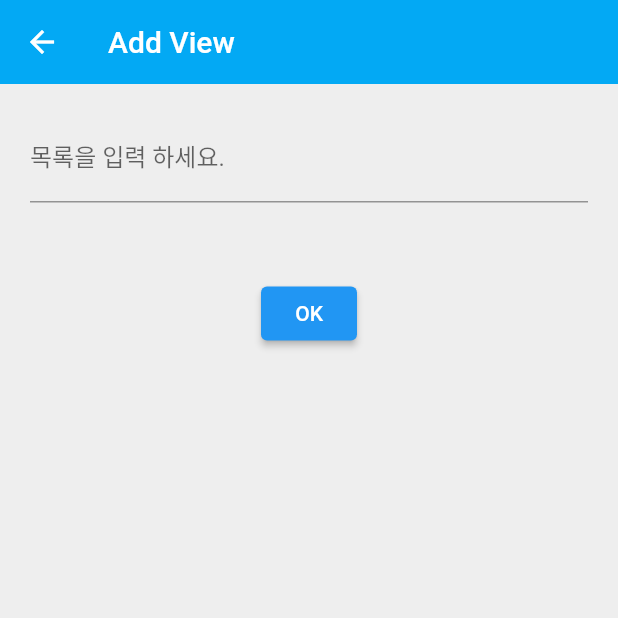
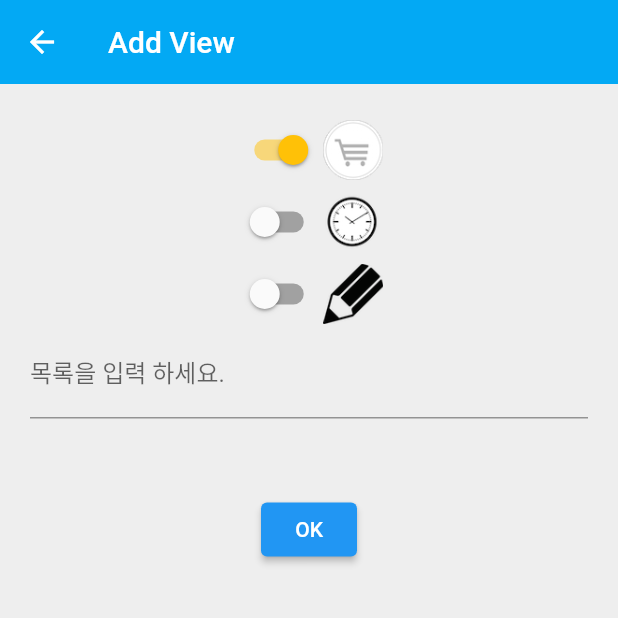
Before and after one commit to monargent0/Flutter, a Flutter app: the InsertList screen opened by its route, on a phone screen of 412 x 824 dp, the top half of it. Run offline on Flutter 3.47's test engine with Material 2 defaults, Android fonts, the phone set to English and light mode, and no system bars; missing offline and left inert: simple_gesture_detector.

Commit message:
버그 수정

```diff
--- a/listview_todo_app/lib/model/warehouse.dart
+++ b/listview_todo_app/lib/model/warehouse.dart
@@ -1,6 +1,9 @@
+import 'package:listview_todo_app/model/todo_list.dart';
+
 class WareHouse{
   static String workList = '';
   static String imagePath = '';
+  static bool action = false;
 
   // 투두 리스트에 저장하는 방법
   static dynamic todolist;
--- a/listview_todo_app/lib/view/insert_list.dart
+++ b/listview_todo_app/lib/view/insert_list.dart
@@ -1,6 +1,7 @@
 import 'package:flutter/material.dart';
 import 'package:flutter/src/foundation/key.dart';
 import 'package:flutter/src/widgets/framework.dart';
+import 'package:listview_todo_app/model/todo_list.dart';
 import 'package:listview_todo_app/model/warehouse.dart';
 
 class InsertList extends StatefulWidget {
@@ -13,11 +14,21 @@ class InsertList extends StatefulWidget {
 class _InsertListState extends State<InsertList> {
   // property
   late TextEditingController textEditingController;
+  late bool cartSwitch;
+  late bool clockSwitch;
+  late bool pencilSwitch;
+  late String imgPath;
+
   @override
   void initState() {
     super.initState();
     textEditingController = TextEditingController();
+    cartSwitch = true;
+    clockSwitch = false;
+    pencilSwitch = false;
+    imgPath = 'images/cart.png';
   }
+
   @override
   Widget build(BuildContext context) {
     return Scaffold(
@@ -31,6 +42,83 @@ class _InsertListState extends State<InsertList> {
         padding: const EdgeInsets.all(20.0),
         child: Column(
           children: [
+            Row(
+              mainAxisAlignment: MainAxisAlignment.center,
+              children: [
+                Switch(
+                    value: cartSwitch,
+                    activeColor: Colors.amber,
+                    onChanged: (value) {
+                      setState(() {
+                        cartSwitch = value;
+                        if (cartSwitch == true) {
+                          clockSwitch = false;
+                          pencilSwitch = false;
+                          imgPath = 'images/cart.png';
+                        } else {
+                          cartSwitch = true;
+                        }
+                      });
+                    }),
+                Image.asset(
+                  'images/cart.png',
+                  width: 40,
+                  height: 40,
+                ),
+              ],
+            ),
+            Row(
+              mainAxisAlignment: MainAxisAlignment.center,
+              children: [
+                Switch(
+                    value: clockSwitch,
+                    activeColor: Colors.amber,
+                    onChanged: (value) {
+                      setState(() {
+                        clockSwitch = value;
+                        if (clockSwitch == true) {
+                          cartSwitch = false;
+                          pencilSwitch = false;
+                          imgPath = 'images/clock.png';
+                        } else {
+                          cartSwitch = true;
+                          imgPath = 'images/cart.png';
+                        }
+                      });
+                    }),
+                Image.asset(
+                  'images/clock.png',
+                  width: 40,
+                  height: 40,
+                ),
+              ],
+            ),
+            Row(
+              mainAxisAlignment: MainAxisAlignment.center,
+              children: [
+                Switch(
+                    value: pencilSwitch,
+                    activeColor: Colors.amber,
+                    onChanged: (value) {
+                      setState(() {
+                        pencilSwitch = value;
+                        if (pencilSwitch == true) {
+                          cartSwitch = false;
+                          clockSwitch = false;
+                          imgPath = 'images/pencil.png';
+                        } else {
+                          cartSwitch = true;
+                          imgPath = 'images/cart.png';
+                        }
+                      });
+                    }),
+                Image.asset(
+                  'images/pencil.png',
+                  width: 40,
+                  height: 40,
+                ),
+              ],
+            ),
             TextField(
               controller: textEditingController,
               decoration: const InputDecoration(
@@ -42,23 +130,29 @@ class _InsertListState extends State<InsertList> {
               height: 50,
             ),
             ElevatedButton(
-              onPressed: (){
-                if(textEditingController.text.trim().isNotEmpty){
+              onPressed: () {
+                if (textEditingController.text.trim().isNotEmpty) {
                   addList();
                 }
                 Navigator.pop(context);
               },
               child: const Text('OK'),
-              ),
+            ),
           ],
         ),
       ),
     );
   }
+
 //---Function
-addList(){
-  WareHouse.imagePath = 'images/pencil.png';
-  WareHouse.workList = textEditingController.text;
-} // addlist
+  addList() {
+    WareHouse.imagePath = imgPath;
+    WareHouse.workList = textEditingController.text;
+    WareHouse.action = true; // 지금 생성된 데이터라는걸 구분하는 역할!
+
+    // todolist 한번에 보내기
+    // WareHouse.todolist = TodoList(
+    //     imagePath: imgPath, workList: textEditingController.text);
+  } // addlist
 
 } //
```
Also changed, not shown: listview_todo_app/lib/view/table_list.dart (+15 -7 lines).
